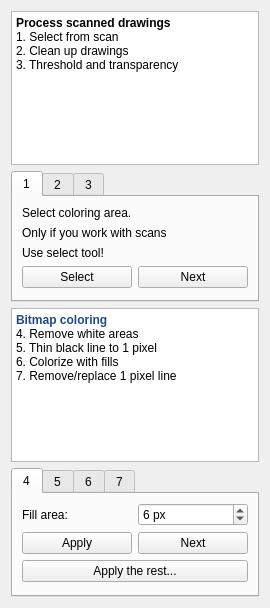
First picture: the form in app/ui/bitmapcoloringwidget.ui, repository pencil2d/pencil, before the edit.
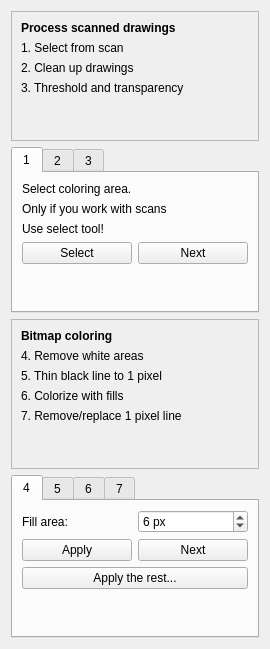
Second picture: the form after the edit.

Commit message: Add color layer and preprocess drawings

Diff of the .ui file:
```diff
--- a/app/ui/bitmapcoloringwidget.ui
+++ b/app/ui/bitmapcoloringwidget.ui
@@ -7,29 +7,78 @@
     <x>0</x>
     <y>0</y>
     <width>270</width>
-    <height>608</height>
+    <height>649</height>
    </rect>
   </property>
   <property name="windowTitle">
    <string>Form</string>
   </property>
-  <layout class="QVBoxLayout" name="verticalLayout_8">
+  <layout class="QVBoxLayout" name="verticalLayout_12">
    <item>
-    <widget class="QTextEdit" name="te_processDrawings">
-     <property name="html">
-      <string>&lt;!DOCTYPE HTML PUBLIC &quot;-//W3C//DTD HTML 4.0//EN&quot; &quot;http://www.w3.org/TR/REC-html40/strict.dtd&quot;&gt;
-&lt;html&gt;&lt;head&gt;&lt;meta name=&quot;qrichtext&quot; content=&quot;1&quot; /&gt;&lt;style type=&quot;text/css&quot;&gt;
-p, li { white-space: pre-wrap; }
-&lt;/style&gt;&lt;/head&gt;&lt;body style=&quot; font-family:'Sans'; font-size:9pt; font-weight:400; font-style:normal;&quot;&gt;
-&lt;p style=&quot; margin-top:0px; margin-bottom:0px; margin-left:0px; margin-right:0px; -qt-block-indent:0; text-indent:0px;&quot;&gt;&lt;span style=&quot; font-weight:600;&quot;&gt;Process scanned drawings&lt;/span&gt;&lt;/p&gt;
-&lt;p style=&quot; margin-top:0px; margin-bottom:0px; margin-left:0px; margin-right:0px; -qt-block-indent:0; text-indent:0px;&quot;&gt;1. Select from scan&lt;/p&gt;
-&lt;p style=&quot; margin-top:0px; margin-bottom:0px; margin-left:0px; margin-right:0px; -qt-block-indent:0; text-indent:0px;&quot;&gt;2. Clean up drawings&lt;/p&gt;
-&lt;p style=&quot; margin-top:0px; margin-bottom:0px; margin-left:0px; margin-right:0px; -qt-block-indent:0; text-indent:0px;&quot;&gt;3. Threshold and transparency&lt;/p&gt;&lt;/body&gt;&lt;/html&gt;</string>
+    <widget class="QFrame" name="frame">
+     <property name="frameShape">
+      <enum>QFrame::StyledPanel</enum>
      </property>
+     <property name="frameShadow">
+      <enum>QFrame::Raised</enum>
+     </property>
+     <layout class="QVBoxLayout" name="verticalLayout_9">
+      <item>
+       <layout class="QVBoxLayout" name="verticalLayout_8">
+        <item>
+         <widget class="QLabel" name="lab1_1a">
+          <property name="font">
+           <font>
+            <weight>75</weight>
+            <bold>true</bold>
+           </font>
+          </property>
+          <property name="text">
+           <string>Process scanned drawings</string>
+          </property>
+         </widget>
+        </item>
+        <item>
+         <widget class="QLabel" name="lab1_2a">
+          <property name="text">
+           <string>1. Select from scan</string>
+          </property>
+         </widget>
+        </item>
+        <item>
+         <widget class="QLabel" name="lab1_3a">
+          <property name="text">
+           <string>2. Clean up drawings</string>
+          </property>
+         </widget>
+        </item>
+        <item>
+         <widget class="QLabel" name="lab1_4a">
+          <property name="text">
+           <string>3. Threshold and transparency</string>
+          </property>
+         </widget>
+        </item>
+        <item>
+         <spacer name="verticalSpacer_9">
+          <property name="orientation">
+           <enum>Qt::Vertical</enum>
+          </property>
+          <property name="sizeHint" stdset="0">
+           <size>
+            <width>20</width>
+            <height>40</height>
+           </size>
+          </property>
+         </spacer>
+        </item>
+       </layout>
+      </item>
+     </layout>
     </widget>
    </item>
    <item>
-    <widget class="QTabWidget" name="tabWidget">
+    <widget class="QTabWidget" name="tabWidgetScans">
      <property name="currentIndex">
       <number>0</number>
      </property>
@@ -205,22 +254,77 @@
     </widget>
    </item>
    <item>
-    <widget class="QTextEdit" name="te_bitmapColoring">
-     <property name="html">
-      <string>&lt;!DOCTYPE HTML PUBLIC &quot;-//W3C//DTD HTML 4.0//EN&quot; &quot;http://www.w3.org/TR/REC-html40/strict.dtd&quot;&gt;
-&lt;html&gt;&lt;head&gt;&lt;meta name=&quot;qrichtext&quot; content=&quot;1&quot; /&gt;&lt;style type=&quot;text/css&quot;&gt;
-p, li { white-space: pre-wrap; }
-&lt;/style&gt;&lt;/head&gt;&lt;body style=&quot; font-family:'Sans'; font-size:9pt; font-weight:400; font-style:normal;&quot;&gt;
-&lt;p style=&quot; margin-top:0px; margin-bottom:0px; margin-left:0px; margin-right:0px; -qt-block-indent:0; text-indent:0px;&quot;&gt;&lt;span style=&quot; font-weight:600; color:#204a87;&quot;&gt;Bitmap coloring&lt;/span&gt;&lt;/p&gt;
-&lt;p style=&quot; margin-top:0px; margin-bottom:0px; margin-left:0px; margin-right:0px; -qt-block-indent:0; text-indent:0px;&quot;&gt;4. Remove white areas&lt;/p&gt;
-&lt;p style=&quot; margin-top:0px; margin-bottom:0px; margin-left:0px; margin-right:0px; -qt-block-indent:0; text-indent:0px;&quot;&gt;5. Thin black line to 1 pixel&lt;/p&gt;
-&lt;p style=&quot; margin-top:0px; margin-bottom:0px; margin-left:0px; margin-right:0px; -qt-block-indent:0; text-indent:0px;&quot;&gt;6. Colorize with fills&lt;/p&gt;
-&lt;p style=&quot; margin-top:0px; margin-bottom:0px; margin-left:0px; margin-right:0px; -qt-block-indent:0; text-indent:0px;&quot;&gt;7. Remove/replace 1 pixel line&lt;/p&gt;&lt;/body&gt;&lt;/html&gt;</string>
+    <widget class="QFrame" name="frame_2">
+     <property name="frameShape">
+      <enum>QFrame::StyledPanel</enum>
      </property>
+     <property name="frameShadow">
+      <enum>QFrame::Raised</enum>
+     </property>
+     <layout class="QVBoxLayout" name="verticalLayout_11">
+      <item>
+       <layout class="QVBoxLayout" name="verticalLayout_10">
+        <item>
+         <widget class="QLabel" name="label">
+          <property name="font">
+           <font>
+            <weight>75</weight>
+            <bold>true</bold>
+           </font>
+          </property>
+          <property name="text">
+           <string>Bitmap coloring</string>
+          </property>
+         </widget>
+        </item>
+        <item>
+         <widget class="QLabel" name="label_2">
+          <property name="text">
+           <string>4. Remove white areas</string>
+          </property>
+         </widget>
+        </item>
+        <item>
+         <widget class="QLabel" name="label_3">
+          <property name="text">
+           <string>5. Thin black line to 1 pixel</string>
+          </property>
+         </widget>
+        </item>
+        <item>
+         <widget class="QLabel" name="label_4">
+          <property name="text">
+           <string>6. Colorize with fills</string>
+          </property>
+         </widget>
+        </item>
+        <item>
+         <widget class="QLabel" name="label_5">
+          <property name="text">
+           <string>7. Remove/replace 1 pixel line</string>
+          </property>
+         </widget>
+        </item>
+        <item>
+         <spacer name="verticalSpacer_8">
+          <property name="orientation">
+           <enum>Qt::Vertical</enum>
+          </property>
+          <property name="sizeHint" stdset="0">
+           <size>
+            <width>20</width>
+            <height>40</height>
+           </size>
+          </property>
+         </spacer>
+        </item>
+       </layout>
+      </item>
+     </layout>
     </widget>
    </item>
    <item>
-    <widget class="QTabWidget" name="tabWidget_2">
+    <widget class="QTabWidget" name="tabWidgetColor">
      <property name="currentIndex">
       <number>0</number>
      </property>
```
The commit also changes 15 other files.
